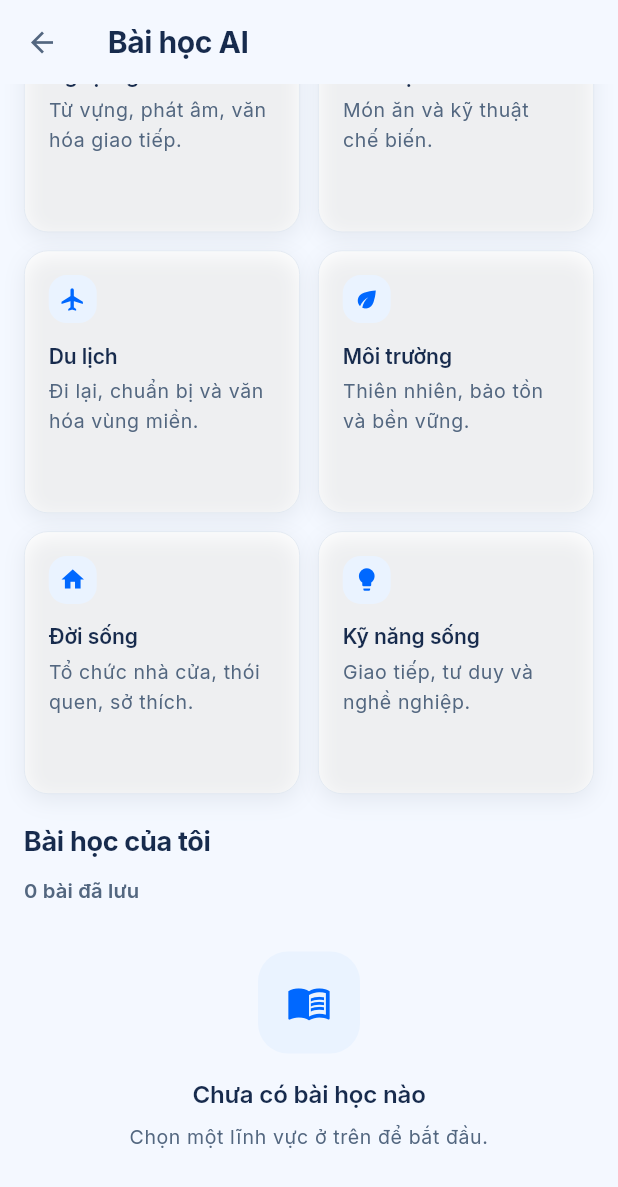
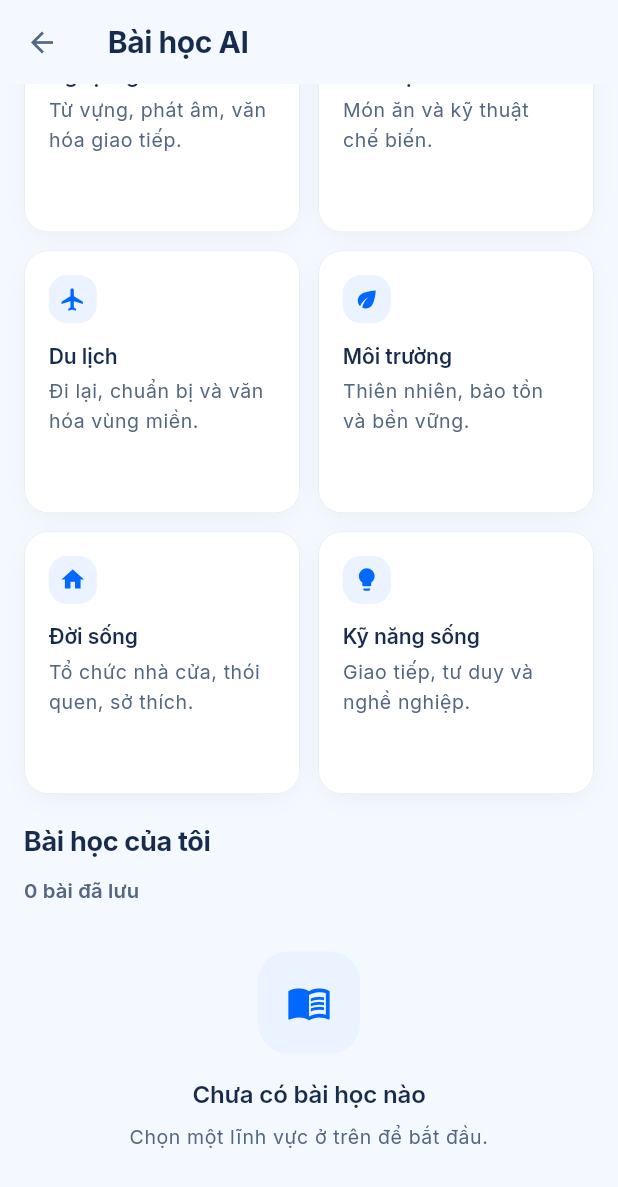
Before and after one commit to itquanghuy85/mind_keeper, a Flutter app: the LessonDiscoverScreen screen opened by its route, scrolled down 1485 dp, on a phone screen of 412 x 824 dp. Shown: the top 1187 px of the screen. Run offline on Flutter 3.47's test engine with Material 3 defaults, Android fonts, the phone set to English and light mode, and no system bars; our stand-ins replace file_picker, flutter_local_notifications, image_picker, shared_preferences, speech_to_text, sqflite and 1 more; missing offline and left inert: fsrs, google_mlkit_text_recognition, syncfusion_flutter_pdf; accounts and stored records are empty.

Commit message:
GD20.1: visual polish for chart theme, dark theme, accessibility + QA artifacts

```diff
--- a/lib/core/theme/app_colors.dart
+++ b/lib/core/theme/app_colors.dart
@@ -136,8 +136,8 @@
   static const Color overlay = Color(0x66101223);
   static const Color overlayDark = Color(0x80000000);
 
-  static const Color shadow = Color(0x120A1B33);
-  static const Color shadowStrong = Color(0x1F0A1B33);
+  static const Color shadow = Color(0x0F0A1B33);
+  static const Color shadowStrong = Color(0x1A0A1B33);
   static const Color shadowDark = Color(0x33000000);
 
   // Selection
--- a/lib/core/widgets/app_card.dart
+++ b/lib/core/widgets/app_card.dart
@@ -39,44 +39,56 @@
         border ??
         (highlighted ? context.appColors.primary : context.appColors.border);
     final Color effectiveColor = color ?? context.appColors.surface;
+    final BorderRadius shape = BorderRadius.circular(radius);
 
     final Widget content = Padding(padding: padding, child: child);
 
+    // Bóng đổ phải nằm NGOÀI thẻ: vẽ shadow ở lớp ngoài (DecoratedBox) rồi phủ
+    // lớp Material ĐỤC lên trên. Nếu gắn boxShadow vào chính lớp chứa nội dung
+    // (lớp không có màu nền), shadow translucent bị nhìn xuyên qua toàn bộ mặt
+    // thẻ → thẻ trắng thành xám (#EEEFF0) và bóng lem cả vào khe giữa các thẻ.
     final Widget card = Padding(
       padding: margin,
+      child: DecoratedBox(
+        decoration: BoxDecoration(
+          borderRadius: shape,
+          boxShadow: <BoxShadow>[
+            if (elevated)
+              const BoxShadow(
+                color: AppColors.shadowStrong,
+                blurRadius: 20,
+                spreadRadius: -4,
+                offset: Offset(0, 6),
+              )
+            else
+              const BoxShadow(
+                color: AppColors.shadow,
+                blurRadius: 14,
+                spreadRadius: -4,
+                offset: Offset(0, 4),
+              ),
+          ],
+        ),
         child: Material(
           color: effectiveColor,
-        borderRadius: BorderRadius.circular(radius),
+          borderRadius: shape,
+          clipBehavior: Clip.antiAlias,
           child: InkWell(
             onTap: onTap,
-          borderRadius: BorderRadius.circular(radius),
+            borderRadius: shape,
             splashColor: AppColors.primary.withValues(alpha: 0.06),
             highlightColor: AppColors.primary.withValues(alpha: 0.04),
             child: Container(
               width: double.infinity,
-            clipBehavior: Clip.antiAlias,
               decoration: BoxDecoration(
-              borderRadius: BorderRadius.circular(radius),
+                borderRadius: shape,
                 border: Border.all(
                   color: effectiveBorder,
                   width: highlighted ? 1.4 : AppSizes.dividerThickness,
                 ),
-              boxShadow: <BoxShadow>[
-                if (elevated)
-                  const BoxShadow(
-                    color: AppColors.shadowStrong,
-                    blurRadius: 24,
-                    offset: Offset(0, 8),
-                  )
-                else
-                  const BoxShadow(
-                    color: AppColors.shadow,
-                    blurRadius: 12,
-                    offset: Offset(0, 4),
-                  ),
-              ],
               ),
               child: content,
+            ),
           ),
         ),
       ),
@@ -113,11 +125,16 @@
   Widget build(BuildContext context) {
     return Padding(
       padding: padding,
-      child: Row(
+      // Wrap thay vì Row: khi cỡ chữ lớn (font scale ≥ 1.5–2.0×) nhãn hành động
+      // không vừa một dòng với tiêu đề, nó tự xuống dòng thay vì tràn ra ngoài.
+      // Khi vừa đủ, bố cục vẫn là tiêu đề trái – hành động phải.
+      child: Wrap(
+        alignment: WrapAlignment.spaceBetween,
+        runSpacing: AppSpacing.xs,
+        spacing: AppSpacing.sm,
+        crossAxisAlignment: WrapCrossAlignment.center,
         children: <Widget>[
-          Expanded(
-            child: Text(title, style: Theme.of(context).textTheme.titleLarge),
-          ),
+          Text(title, style: Theme.of(context).textTheme.titleLarge),
           if (actionLabel != null)
             InkWell(
               onTap: onAction,
```
Also changed, not shown: lib/features/home/today_screen.dart (+24 -5 lines), 1 other file. Lines whose indentation alone changed are shown as unchanged.
